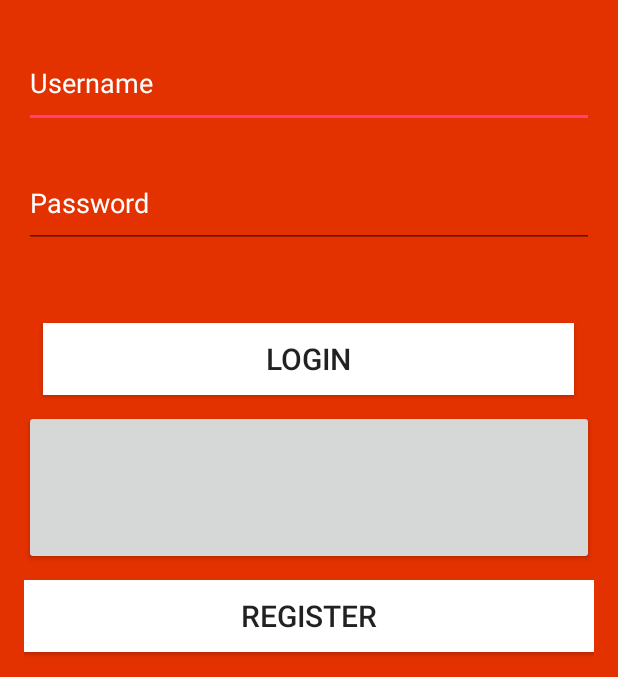
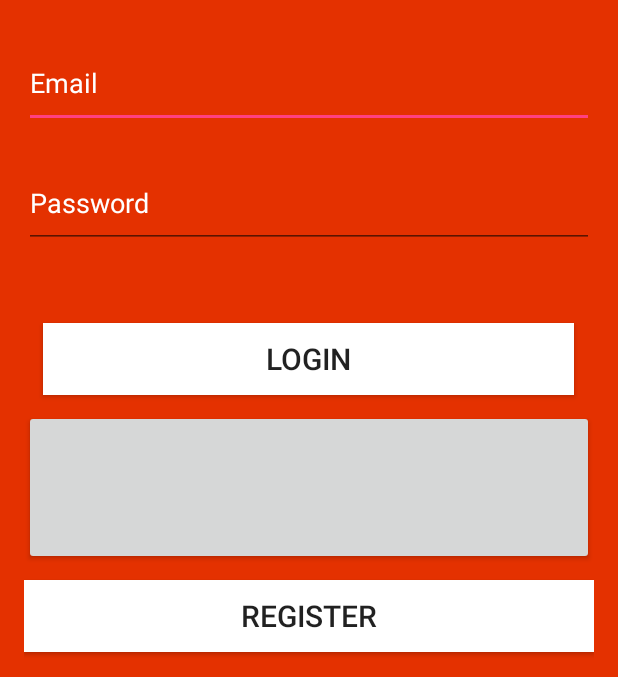
Before and after one commit to tuyul007/tpa, an Android app: the screen it shows after launch (MainActivity), on a phone screen of 412 x 824 dp, the part 226-903 px from its top. Run offline under Robolectric (Android 15) with nearby library versions, the phone set to English and light mode, and no system bars; libraries missing offline, so code that uses them is left out: com.facebook, com.facebook.appevents, com.facebook.login, com.firebase.client; plain views replace LoginButton; 10 statements that could not run were skipped.

Commit message:
Fitur Manual Login, Udah bisa simpen sessionnya
Facebook belom gw apa-apain wkwk

Add Gson ke build gradle buat nyimpen object ke shared preferences

```diff
--- a/app/build.gradle
+++ b/app/build.gradle
@@ -33,4 +33,5 @@ dependencies {
     compile 'com.android.support:design:23.1.1'
     compile 'com.android.support:support-v4:23.1.1'
     compile 'com.firebase:firebase-client-android:2.5.0+'
+    compile 'com.google.code.gson:gson:2.2.4'
 }
--- a/app/src/main/java/edu/bluejack151/JChat/jchat3/MainActivity.java
+++ b/app/src/main/java/edu/bluejack151/JChat/jchat3/MainActivity.java
@@ -11,6 +11,7 @@ import android.view.LayoutInflater;
 import android.view.View;
 import android.view.ViewGroup;
 import android.widget.Button;
+import android.widget.EditText;
 import android.widget.Toast;
 
 import com.facebook.AccessToken;
@@ -26,21 +27,64 @@ import com.facebook.appevents.AppEventsLogger;
 import com.facebook.login.LoginManager;
 import com.facebook.login.LoginResult;
 import com.facebook.login.widget.LoginButton;
+import com.firebase.client.ChildEventListener;
+import com.firebase.client.DataSnapshot;
+import com.firebase.client.Firebase;
+import com.firebase.client.FirebaseError;
+import com.firebase.client.ValueEventListener;
+import com.google.gson.Gson;
 import com.shiperus.ark.jchat3.R;
 
 import org.json.JSONException;
 import org.json.JSONObject;
 
+import java.io.File;
 import java.util.Arrays;
+import java.util.HashMap;
+import java.util.Map;
 
+import edu.bluejack151.JChat.jchat3.Helper.UserAccount;
 
 
 public class MainActivity extends AppCompatActivity {
 
-    SharedPreferences sharedpreferences;
+    SharedPreferences loginPreferences;
+    File f;
+    SharedPreferences.Editor userSessionEditor;
+    UserAccount loginAccount;
 
     CallbackManager callbackManager;
     Intent pageLoginFacebook;
+    AccessToken accessToken;
+
+    //ProfileTracker profileTracker;
+    LoginButton fbButton;
+    public static String preferencesName="LoginPref";
+    SharedPreferences.Editor editor;
+
+    EditText email;
+    EditText password;
+    Firebase userRef;
+    Button manualLoginButton;
+    HashMap<String,UserAccount> userAccounts;
+
+    void initComponent(){
+        email = (EditText)findViewById(R.id.loginEmail);
+        password = (EditText)findViewById(R.id.loginPassword);
+        manualLoginButton = (Button)findViewById(R.id.manualLoginButton);
+        userAccounts = new HashMap<>();
+
+        f = new File("/data/data/"+getPackageName()+"/shared_prefs/user_session.xml");
+
+        if(f.exists()){
+            Intent i = new Intent(getApplicationContext(),HomeActivity.class);
+            startActivity(i);
+        }else {
+            loginPreferences = getSharedPreferences("user_session",MODE_PRIVATE);
+        }
+
+    }
+
     @Override
     protected void onResume() {
         super.onResume();
@@ -65,34 +109,103 @@ public class MainActivity extends AppCompatActivity {
 
     }
 
-
-
-    public void login(View v)
-    {
-        Intent intent=new Intent(this,HomeActivity.class);
-        startActivity(intent);
+    boolean loginUserAccount(String email,String password){
+        for (Map.Entry<String,UserAccount> data : userAccounts.entrySet()){
+            loginAccount = data.getValue();
+            if(loginAccount.getEmail().equals(email)
+                    && loginAccount.getPassword().equals(password)){
+                return true;
+            }
+        }
+        return false;
     }
 
-    AccessToken accessToken;
-//    ProfileTracker profileTracker;
-    LoginButton fbButton;
-    public static String preferencesName="LoginPref";
-    SharedPreferences.Editor edit;
-    SharedPreferences.Editor editor;
     @Override
     protected void onCreate(Bundle savedInstanceState) {
-         editor = getSharedPreferences(preferencesName, MODE_PRIVATE).edit();
 
 
         super.onCreate(savedInstanceState);
-        pageLoginFacebook =new Intent(this,HomeActivity.class);
+        Firebase.setAndroidContext(this);
         FacebookSdk.sdkInitialize(getApplicationContext());
         setContentView(R.layout.activity_main);
+
+        editor = getSharedPreferences(preferencesName, MODE_PRIVATE).edit();
+
+        initComponent();
+
+        userRef = new Firebase("https://jchatapps.firebaseio.com/user");
+
+        userRef.addValueEventListener(new ValueEventListener() {
+            @Override
+            public void onDataChange(DataSnapshot dataSnapshot) {
+
+            }
+
+            @Override
+            public void onCancelled(FirebaseError firebaseError) {
+
+            }
+        });
+
+        userRef.addChildEventListener(new ChildEventListener() {
+            @Override
+            public void onChildAdded(DataSnapshot dataSnapshot, String s) {
+                userAccounts.put(dataSnapshot.getKey(), dataSnapshot.getValue(UserAccount.class));
+            }
+
+            @Override
+            public void onChildChanged(DataSnapshot dataSnapshot, String s) {
+
+            }
+
+            @Override
+            public void onChildRemoved(DataSnapshot dataSnapshot) {
+
+            }
+
+            @Override
+            public void onChildMoved(DataSnapshot dataSnapshot, String s) {
+
+            }
+
+            @Override
+            public void onCancelled(FirebaseError firebaseError) {
+
+            }
+        });
+
+        //manual-login
+
+        manualLoginButton.setOnClickListener(new View.OnClickListener() {
+            @Override
+            public void onClick(View v) {
+                String message = "";
+                if(email.getText().toString().equals("") || password.getText().toString().equals("")){
+                    message = "All field must be filled";
+                }else if(!loginUserAccount(email.getText().toString(),password.getText().toString())){
+                    message = "Invalid username/password";
+                }else{
+                    message = "Login Success";
+                }
+                Toast.makeText(getApplicationContext(), message, Toast.LENGTH_SHORT).show();
+                if(message.equals("Login Success")){
+                    userSessionEditor = loginPreferences.edit();
+                    String user_session = new Gson().toJson(loginAccount);
+                    userSessionEditor.putString("user_session", user_session);
+                    userSessionEditor.commit();
+
+                    Intent i = new Intent(getApplicationContext(),HomeActivity.class);
+                    startActivity(i);
+                }
+            }
+        });
+
+        //facebook - login
+        pageLoginFacebook =new Intent(this,HomeActivity.class);
         callbackManager = CallbackManager.Factory.create();
 
-
         //Toast.makeText(getApplicationContext(),"Asu DEFFFF",Toast.LENGTH_LONG).show();
-       fbButton=(LoginButton)findViewById(R.id.login_button);
+        fbButton=(LoginButton)findViewById(R.id.login_button);
         fbButton.setReadPermissions(Arrays.asList("email", "user_photos", "public_profile"));
 
 
--- a/app/src/main/res/layout/activity_main.xml
+++ b/app/src/main/res/layout/activity_main.xml
@@ -33,16 +33,16 @@
         <EditText
             android:layout_width="match_parent"
             android:layout_height="60dp"
-            android:id="@+id/editText"
+            android:id="@+id/loginEmail"
             android:layout_marginTop="20dp"
-            android:hint="Username"
+            android:hint="Email"
             android:textColorHint="#ffffff"
             android:textColor="#ffffff" />
 
         <EditText
             android:layout_width="match_parent"
             android:layout_height="60dp"
-            android:id="@+id/editText2"
+            android:id="@+id/loginPassword"
             android:layout_marginTop="20dp"
             android:password="true"
             android:hint="Password"
@@ -53,10 +53,9 @@
             android:layout_width="354dp"
             android:layout_height="wrap_content"
             android:text="Login"
-            android:id="@+id/buttonLogin"
+            android:id="@+id/manualLoginButton"
             android:layout_gravity="center_horizontal"
             android:layout_marginTop="50dp"
-            android:onClick="login"
             android:background="#ffffff"
             android:textSize="20dp" />
 
```
Also changed, not shown: app/src/main/java/edu/bluejack151/JChat/jchat3/HomeActivity.java (+20 -0 lines).
